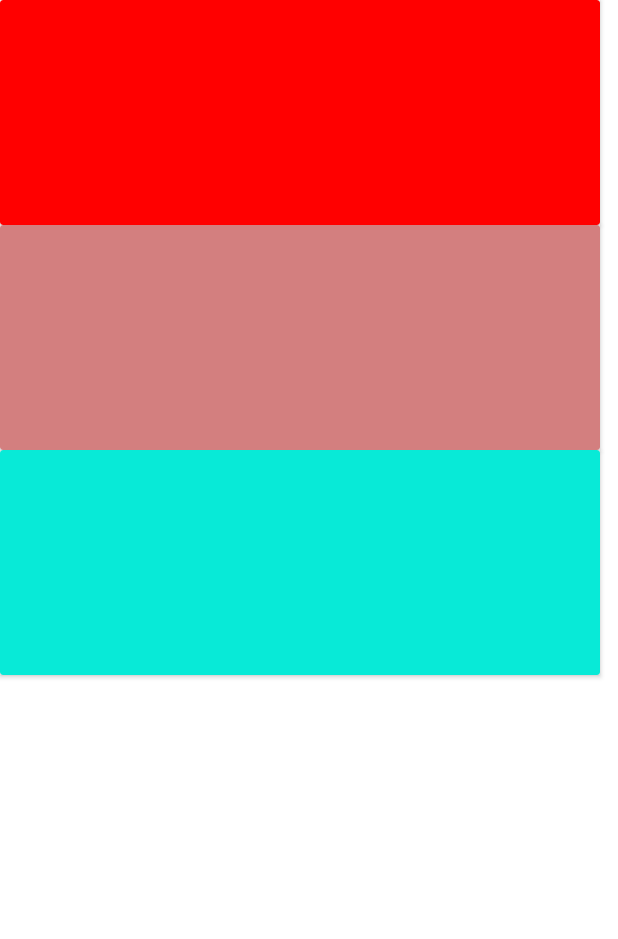
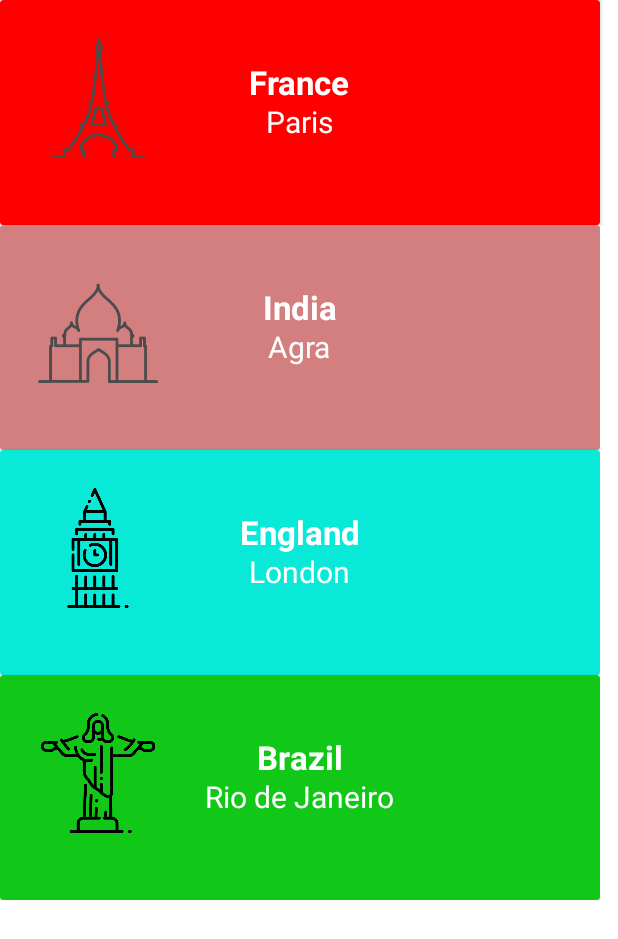
Before and after one commit to Samuelvmt/AppCards, an Android app: the layout card_layout.xml on its own in the app's theme, with its tools: preview values and no code run, on a phone screen of 412 x 824 dp. Shown: the top 939 px of the screen. Run offline under Robolectric (Android 15) with nearby library versions, the phone set to English and light mode, and no system bars.

Commit message:
feito,mas não roda o emulador

```diff
--- a/app/src/main/res/layout/card_layout.xml
+++ b/app/src/main/res/layout/card_layout.xml
@@ -7,7 +7,10 @@
     android:layout_height="match_parent"
     tools:context=".CardActivity">
 
-
+<LinearLayout
+    android:layout_width="match_parent"
+    android:layout_height="wrap_content"
+    android:orientation="horizontal">
     <androidx.cardview.widget.CardView
         android:id="@+id/cardFrance"
         android:layout_width="400dp"
@@ -15,11 +18,41 @@
         android:checkable="true"
         android:clickable="true"
         android:focusable="true"
-        app:cardBackgroundColor="#FF0000">
+        app:cardBackgroundColor="#FF0000"
+        >
+<ImageView
+    android:layout_width="80dp"
+    android:layout_height="80dp"
+    android:src="@drawable/parisic"
+    android:layout_marginTop="25dp"
+    android:layout_marginLeft="25dp"
+    />
+        <TextView
+            android:layout_width="wrap_content"
+            android:layout_height="wrap_content"
+            android:text="Paris"
+            android:layout_gravity="center_horizontal"
+            android:layout_marginTop="67dp"
+            android:textColor="#FFFFFF"
+            android:textSize="20dp"
+            />
+        <TextView
+            android:layout_width="wrap_content"
+            android:layout_height="wrap_content"
+            android:text="France"
+            android:layout_gravity="center_horizontal"
+            android:layout_marginTop="40dp"
+            android:textSize="22dp"
+            android:textColor="#FFFFFF"
+            android:textStyle="bold"/>
 
 
     </androidx.cardview.widget.CardView>
+</LinearLayout>
 
+    <LinearLayout
+    android:layout_width="wrap_content"
+    android:layout_height="wrap_content">
     <androidx.cardview.widget.CardView
         android:id="@+id/cardUsa"
         android:layout_width="400dp"
@@ -30,9 +63,40 @@
         android:focusable="true"
         app:cardBackgroundColor="#D37F7F">
 
+        <ImageView
+            android:layout_width="80dp"
+            android:layout_height="80dp"
+            android:src="@drawable/indiaic"
+            android:layout_marginTop="25dp"
+            android:layout_marginLeft="25dp"
+            />
+        <TextView
+            android:layout_width="wrap_content"
+            android:layout_height="wrap_content"
+            android:text="Agra"
+            android:layout_gravity="center_horizontal"
+            android:layout_marginTop="67dp"
+            android:textColor="#FFFFFF"
+            android:textSize="20dp"
+            />
+        <TextView
+            android:layout_width="wrap_content"
+            android:layout_height="wrap_content"
+            android:text="India"
+            android:layout_gravity="center_horizontal"
+            android:layout_marginTop="40dp"
+            android:textSize="22dp"
+            android:textColor="#FFFFFF"
+            android:textStyle="bold"/>
+
 
     </androidx.cardview.widget.CardView>
 
+</LinearLayout>
+
+<LinearLayout
+    android:layout_width="wrap_content"
+    android:layout_height="wrap_content">
     <androidx.cardview.widget.CardView
         android:id="@+id/cardEngland"
         android:layout_width="400dp"
@@ -43,8 +107,77 @@
         android:focusable="true"
         app:cardBackgroundColor="#08EAD7">
 
+        <ImageView
+            android:layout_width="80dp"
+            android:layout_height="80dp"
+            android:src="@drawable/londonic"
+            android:layout_marginTop="25dp"
+            android:layout_marginLeft="25dp"
+            />
+        <TextView
+            android:layout_width="wrap_content"
+            android:layout_height="wrap_content"
+            android:text="London"
+            android:layout_gravity="center_horizontal"
+            android:layout_marginTop="67dp"
+            android:textColor="#FFFFFF"
+            android:textSize="20dp"
+            />
+        <TextView
+            android:layout_width="wrap_content"
+            android:layout_height="wrap_content"
+            android:text="England"
+            android:layout_gravity="center_horizontal"
+            android:layout_marginTop="40dp"
+            android:textSize="22dp"
+            android:textColor="#FFFFFF"
+            android:textStyle="bold"/>
+
 
     </androidx.cardview.widget.CardView>
+</LinearLayout>
+
+    <LinearLayout
+        android:layout_width="wrap_content"
+        android:layout_height="wrap_content">
+    <androidx.cardview.widget.CardView
+        android:id="@+id/cardIndia"
+        android:layout_width="400dp"
+        android:layout_height="150dp"
+        android:layout_marginTop="450dp"
+        android:checkable="true"
+        android:clickable="true"
+        android:focusable="true"
+        app:cardBackgroundColor="#11C818">
+
+        <ImageView
+            android:layout_width="80dp"
+            android:layout_height="80dp"
+            android:src="@drawable/rioic"
+            android:layout_marginTop="25dp"
+            android:layout_marginLeft="25dp"
+            />
+        <TextView
+            android:layout_width="wrap_content"
+            android:layout_height="wrap_content"
+            android:text="Rio de Janeiro"
+            android:layout_gravity="center_horizontal"
+            android:layout_marginTop="67dp"
+            android:textColor="#FFFFFF"
+            android:textSize="20dp"
+            />
+        <TextView
+            android:layout_width="wrap_content"
+            android:layout_height="wrap_content"
+            android:text="Brazil"
+            android:layout_gravity="center_horizontal"
+            android:layout_marginTop="40dp"
+            android:textSize="22dp"
+            android:textColor="#FFFFFF"
+            android:textStyle="bold"/>
 
 
+    </androidx.cardview.widget.CardView>
+    </LinearLayout>
+
 </RelativeLayout>
```
Also changed, not shown: app/src/main/res/drawable/englandic.png (added), app/src/main/res/drawable/indiaic.png (added), app/src/main/res/drawable/londonic.png (added), app/src/main/res/drawable/parisic.png (added), app/src/main/res/drawable/rioic.png (added).
